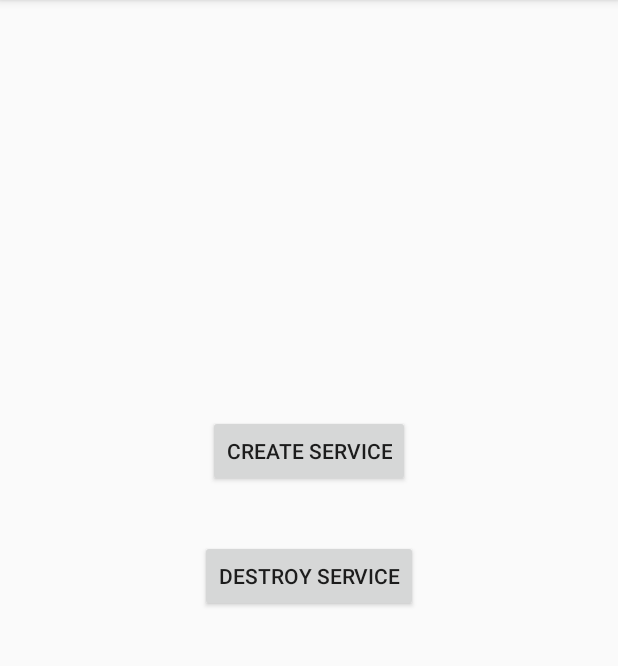
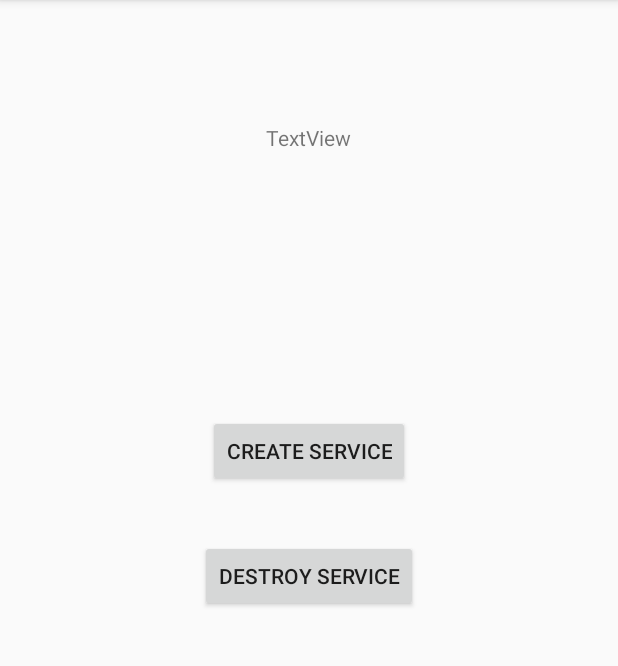
Before and after one commit to Kimentii/Interfaces-and-peripherals, an Android app: the screen it shows after launch (MainActivity), on a phone screen of 412 x 824 dp, the part 84-750 px from its top. Run offline under Robolectric (Android 15) with nearby library versions, the phone set to English and light mode, and no system bars.

Commit message:
Добавлен вывод значения заряда.

```diff
--- a/WorkWithBattery(lab3)/app/src/main/AndroidManifest.xml
+++ b/WorkWithBattery(lab3)/app/src/main/AndroidManifest.xml
@@ -11,6 +11,7 @@
         android:theme="@style/AppTheme">
 
         <service android:enabled="true" android:name="MyService" />
+        <uses-permission android:name="android.permission.WRITE_SETTINGS"/>
 
         <activity android:name=".MainActivity">
             <intent-filter>
--- a/WorkWithBattery(lab3)/app/src/main/java/com/example/kimentii/workwithbatterylab3/MainActivity.java
+++ b/WorkWithBattery(lab3)/app/src/main/java/com/example/kimentii/workwithbatterylab3/MainActivity.java
@@ -1,16 +1,22 @@
 package com.example.kimentii.workwithbatterylab3;
 
+import android.content.BroadcastReceiver;
+import android.content.Context;
 import android.content.Intent;
+import android.content.IntentFilter;
+import android.os.BatteryManager;
 import android.support.v7.app.AppCompatActivity;
 import android.os.Bundle;
 import android.util.Log;
 import android.view.View;
 import android.widget.Button;
+import android.widget.TextView;
 
 public class MainActivity extends AppCompatActivity {
 
     Button createService;
     Button destroyService;
+    TextView textView;
 
     public class Listener implements View.OnClickListener {
 
@@ -37,6 +43,16 @@ public class MainActivity extends AppCompatActivity {
         Listener listener = new Listener();
         createService.setOnClickListener(listener);
         destroyService.setOnClickListener(listener);
+        textView = (TextView) findViewById(R.id.battary);
+        BroadcastReceiver receiver = new BroadcastReceiver() {
+            @Override
+            public void onReceive(Context context, Intent intent) {
+                int status = intent.getIntExtra(BatteryManager.EXTRA_LEVEL, -1);
+                textView.setText(String.valueOf(status));
+            }
+        };
+
+        registerReceiver(receiver, new IntentFilter(Intent.ACTION_BATTERY_CHANGED));
         Log.d("myTag", "Application was started");
     }
 }
--- a/WorkWithBattery(lab3)/app/src/main/res/layout/activity_main.xml
+++ b/WorkWithBattery(lab3)/app/src/main/res/layout/activity_main.xml
@@ -22,4 +22,13 @@
         android:layout_centerHorizontal="true"
         android:layout_centerVertical="true"
         android:text="destroy service" />
+
+    <TextView
+        android:id="@+id/battary"
+        android:layout_width="wrap_content"
+        android:layout_height="wrap_content"
+        android:layout_alignParentTop="true"
+        android:layout_centerHorizontal="true"
+        android:layout_marginTop="82dp"
+        android:text="TextView" />
 </RelativeLayout>
```
